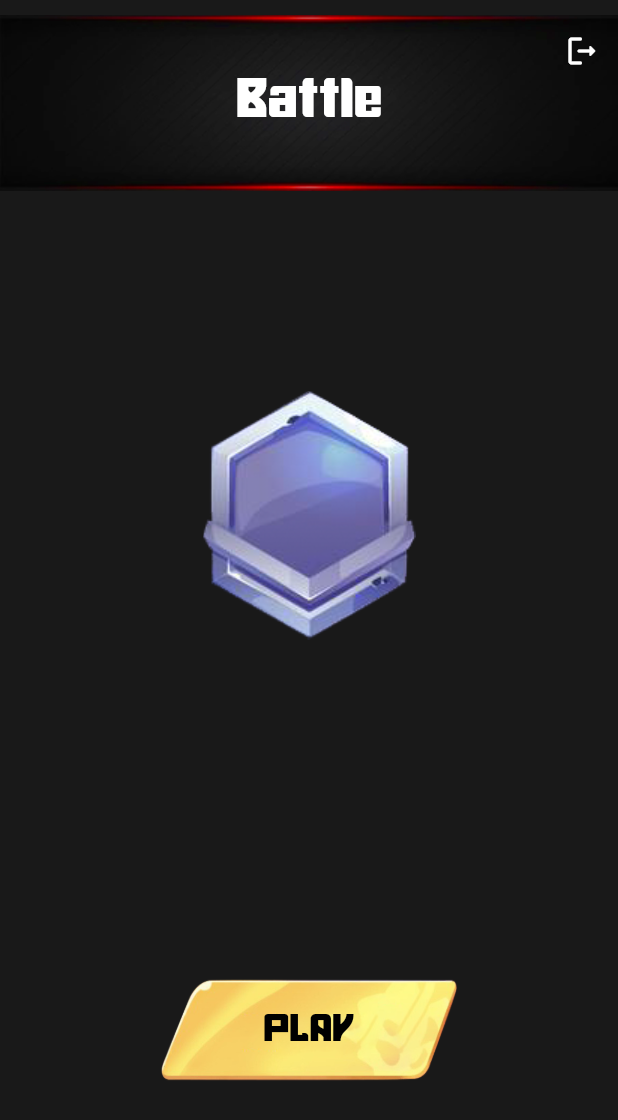
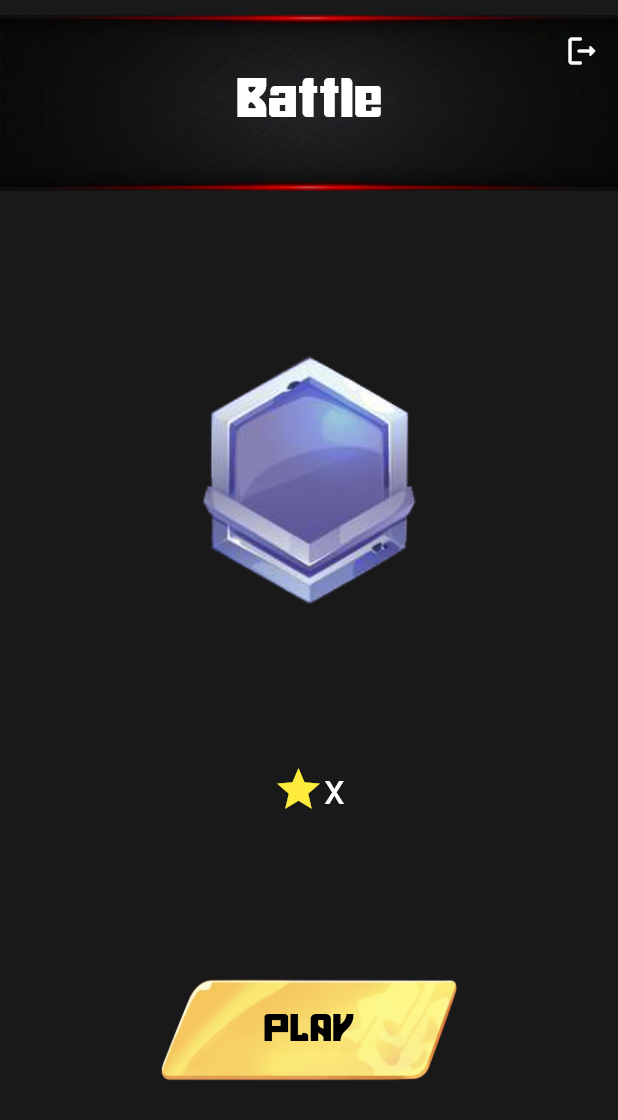
Before and after one commit to JiDuyy/dc_marvel_app, a Flutter app: the PlayBattle screen opened directly, on a phone screen of 412 x 824 dp. Shown: the top 1120 px of the screen. Run offline on Flutter 3.47's test engine with Material 2 defaults, Android fonts, the phone set to English and light mode, and no system bars; our stand-ins replace animated_text_kit, cloud_firestore, dropdown_button2, firebase_auth, firebase_core, firebase_database and 3 more; accounts and stored records are empty.

Commit message:
update star rank

```diff
--- a/lib/view/play/find_battle.dart
+++ b/lib/view/play/find_battle.dart
@@ -19,6 +19,7 @@ class PlayBattleState extends State<PlayBattle> {
   TextEditingController user = TextEditingController();
   TextEditingController rank = TextEditingController();
   TextEditingController image = TextEditingController();
+  TextEditingController starRank = TextEditingController();
   final _rank = TextEditingController();
   final _roomID = TextEditingController();
   final _auth = FirebaseAuth.instance;
@@ -41,6 +42,7 @@ class PlayBattleState extends State<PlayBattle> {
         user.text = data['userName'].toString();
         rank.text = data['frameRank'].toString();
         image.text = data['image'].toString();
+        starRank.text = data['starRank'].toString();
       });
     });
   }
@@ -103,6 +105,10 @@ class PlayBattleState extends State<PlayBattle> {
             ),
             Expanded(
               flex: 3,
+              child: Column(
+                children: [
+                  Expanded(
+                    flex: 8,
                     child: Container(
                       margin: const EdgeInsets.all(30.0),
                       decoration: BoxDecoration(
@@ -113,6 +119,27 @@ class PlayBattleState extends State<PlayBattle> {
                           // fit: BoxFit.fill,
                         ),
                       ),
+                    ),
+                  ),
+                  Expanded(
+                    flex: 1,
+                    child: Row(
+                      mainAxisAlignment: MainAxisAlignment.center,
+                      children: [
+                        Icon(
+                          Icons.star,
+                          color: Colors.yellow,
+                          size: starRank.text != '0' ? 34 : 0,
+                        ),
+                        Text(
+                          starRank.text != '0' ? 'x${starRank.text}' : '',
+                          style: const TextStyle(
+                              color: Colors.white, fontSize: 28),
+                        ),
+                      ],
+                    ),
+                  ),
+                ],
               ),
             ),
             Expanded(
```
Also changed, not shown: lib/components/ReportBattleRank.dart (+32 -19 lines). Lines whose indentation alone changed are shown as unchanged.
